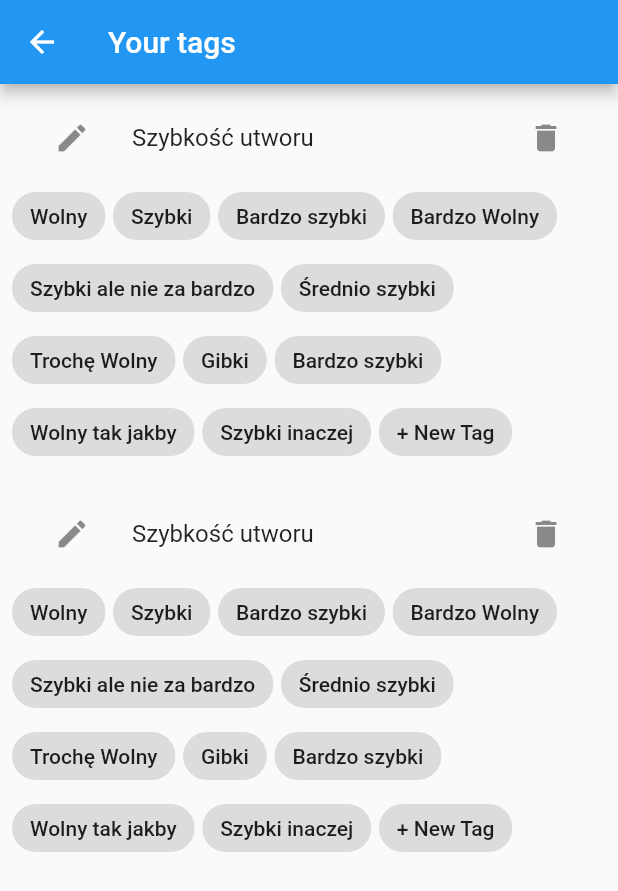
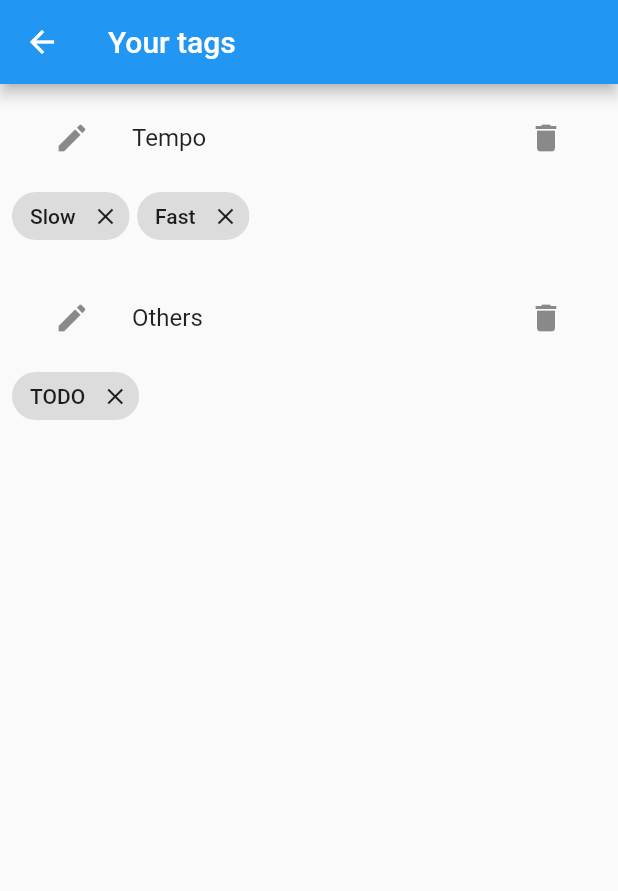
Before and after one commit to GWEiRDNA/gig-planner, a Flutter app: the screen it shows after launch, after a tap on "Tags", on a phone screen of 412 x 824 dp. Shown: the top 891 px of the screen. Run offline on Flutter 3.47's test engine with Material 2 defaults, Android fonts, the phone set to English and light mode, and no system bars; missing offline and left inert: dart:ffi, postgres.

Commit message:
Fixed some models, and made every widget read from mock, to later use DB.

```diff
--- a/gig_planner/lib/models/song_model.dart
+++ b/gig_planner/lib/models/song_model.dart
@@ -25,4 +25,8 @@ class SongModel {
     this.authorIds,
     this.tagIds,
   });
+
+  String getAuthors(){
+    return "Hello";
+  }
 }
--- a/gig_planner/lib/models/user_model.dart
+++ b/gig_planner/lib/models/user_model.dart
@@ -30,16 +30,17 @@ class UserModel {
       : _id = id,
         _eMail = eMail,
         _nick = nick {
-    _tags.add(TagModel(id: "T1", name: "Slow", userId: "U1"));
-    _tags.add(TagModel(id: "T2", name: "Fast", userId: "U1"));
+    _tags.add(TagModel(id: "T1", name: "Slow", userId: "U1", tagGroupId: "TG1"));
+    _tags.add(TagModel(id: "T2", name: "Fast", userId: "U1", tagGroupId: "TG1"));
+    _tags.add(TagModel(id: "T3", name: "TODO", userId: "U1"));
     _songs.add(
         SongModel(id: "S1", title: "Knocking on Heavens door", ownerId: "U1"));
     _songs.add(SongModel(id: "S2", title: "Mambo No. 5", ownerId: "U1"));
     _songs.add(SongModel(id: "S3", title: "Stairway to Heaven", ownerId: "U1"));
     _sets.add(SetModel(id: "S1", userId: "U1"));
     _playlists.add(PlaylistModel("P1", "U1"));
-    _events.add(EventModel(id: 'E1', name: "New Year", permissions: "owner"));
-    _tagGroups.add(TagGroupModel(id: "TG1", userId: "U1", name: "Genre"));
+    _events.add(EventModel(id: 'E1', name: "New Year", permissions: "owner", playlist: _playlists.first));
+    _tagGroups.add(TagGroupModel(id: "TG1", userId: "U1", name: "Tempo"));
   }
 
   //TODO: Refresh
--- a/gig_planner/lib/views/tags/tags.dart
+++ b/gig_planner/lib/views/tags/tags.dart
@@ -1,7 +1,13 @@
 import 'package:flutter/material.dart';
+import 'package:gig_planner_sketch/models/models.dart';
+
+import '../../controllers/controller.dart';
 
 class Tags extends StatefulWidget {
-  const Tags({Key? key}) : super(key: key);
+  Controller ctl;
+  List<TagGroupModel> tagGroups;
+  List<TagModel> tags;
+  Tags({required this.ctl, Key? key}) : tagGroups = ctl.user.tagGroups, tags = ctl.user.tags, super(key: key);
 
   @override
   _TagsState createState() => _TagsState();
@@ -14,19 +20,43 @@ class _TagsState extends State<Tags> {
       appBar: AppBar(
         title: const Text("Your tags"),
       ),
-      body: Column(
-        children: [
-          TagGroup(),
-          TagGroup(),
-        ],
-      ),
+      body: ListView.builder(
+        itemCount: widget.tags.any((tag) => tag.tagGroupId == null) ? widget.tagGroups.length + 1 : widget.tagGroups.length,
+        itemBuilder: (context, i) {
+          if(i >= widget.tagGroups.length){
+            return TagGroup.others(ctl: widget.ctl);
+          }
+          return TagGroup.specific(ctl: widget.ctl, tagGroup: widget.tagGroups[i]);
+        },
+      )
     );
   }
 }
 
-class TagGroup extends StatelessWidget {
-  const TagGroup({Key? key}) : super(key: key);
+class TagGroup extends StatefulWidget {
+  Controller ctl;
+  String title;
+  List<TagModel> tags = <TagModel>[];
+  TagGroup.others({required this.ctl, Key? key}) : title = "Others", super(key: key){
+    for(TagModel tag in ctl.user.tags){
+      if(tag.tagGroupId == null){
+        tags.add(tag);
+      }
+    }
+  }
+  TagGroup.specific({required this.ctl, required TagGroupModel tagGroup, Key? key}) : title = tagGroup.name ,super(key: key){
+    for(TagModel tag in ctl.user.tags){
+      if(tag.tagGroupId == tagGroup.id){
+        tags.add(tag);
+      }
+    }
+  }
 
+  @override
+  State<TagGroup> createState() => _TagGroupState();
+}
+
+class _TagGroupState extends State<TagGroup> {
   @override
   Widget build(BuildContext context) {
     return Padding(
@@ -35,29 +65,40 @@ class TagGroup extends StatelessWidget {
         crossAxisAlignment: CrossAxisAlignment.start,
         children: [
           ListTile(
-            title: Text("Szybkość utworu"),
+            title: Text(widget.title),
             trailing: IconButton(onPressed: (){}, icon: Icon(Icons.delete)),
             leading: IconButton(onPressed: (){}, icon: Icon(Icons.edit)),
           ),
           Wrap(
             spacing: 5,
-            children: [
-              Chip(label: Text("Wolny")),
-              Chip(label: Text("Szybki")),
-              Chip(label: Text("Bardzo szybki")),
-              Chip(label: Text("Bardzo Wolny")),
-              Chip(label: Text("Szybki ale nie za bardzo")),
-              Chip(label: Text("Średnio szybki")),
-              Chip(label: Text("Trochę Wolny")),
-              Chip(label: Text("Gibki")),
-              Chip(label: Text("Bardzo szybki")),
-              Chip(label: Text("Wolny tak jakby")),
-              Chip(label: Text("Szybki inaczej")),
-              Chip(label: Text("+ New Tag")),
-            ],
+            children:[
+                  for(TagModel tag in widget.tags)
+                    Tag(ctl: widget.ctl, tag: tag),
+                ]
+            ,
           )
         ]
       ),
     );
   }
 }
+
+class Tag extends StatefulWidget {
+  Controller ctl;
+  TagModel tag;
+  Tag({required this.ctl, required this.tag, Key? key}) : super(key: key);
+
+  @override
+  _TagState createState() => _TagState();
+}
+
+class _TagState extends State<Tag> {
+  @override
+  Widget build(BuildContext context) {
+    return Chip(
+      label: Text(widget.tag.name),
+      onDeleted: () {},
+      deleteIcon: const Icon(Icons.close),
+    );
+  }
+}
```
Also changed, not shown: gig_planner/lib/controllers/controller.dart (+7 -0 lines), gig_planner/lib/main.dart (+26 -27 lines), gig_planner/lib/models/playlist_model.dart (+11 -4 lines), gig_planner/lib/views/event_library/event_library.dart (+5 -4 lines), gig_planner/lib/views/playlist.dart (+5 -4 lines), gig_planner/lib/views/set_library/set.dart (+10 -6 lines), gig_planner/lib/views/set_library/set_library.dart (+21 -4 lines), gig_planner/lib/views/song_library/song.dart (+16 -8 lines), gig_planner/lib/views/song_library/song_library.dart (+17 -3 lines), gig_planner/lib/views/transitions.dart (+20 -8 lines).
